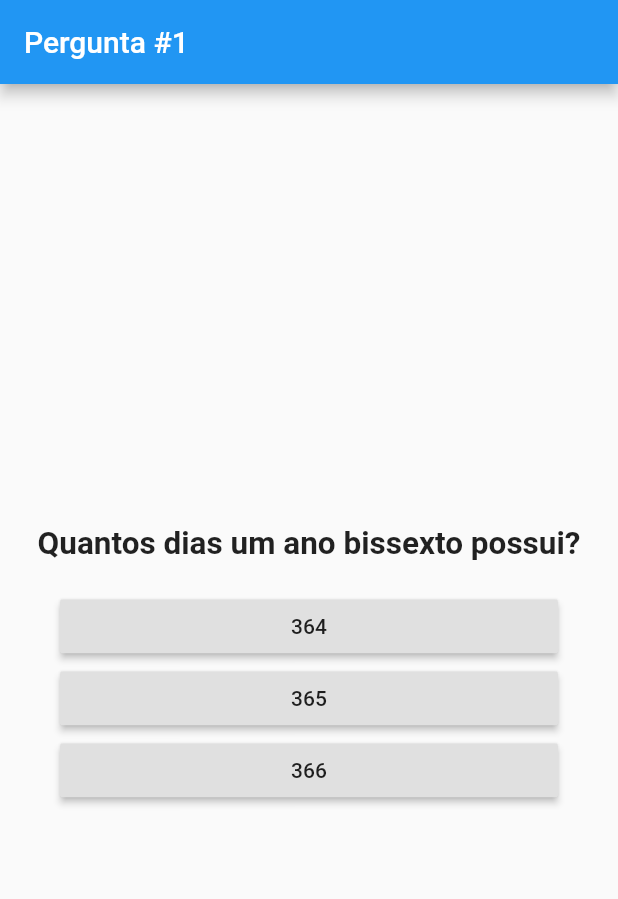
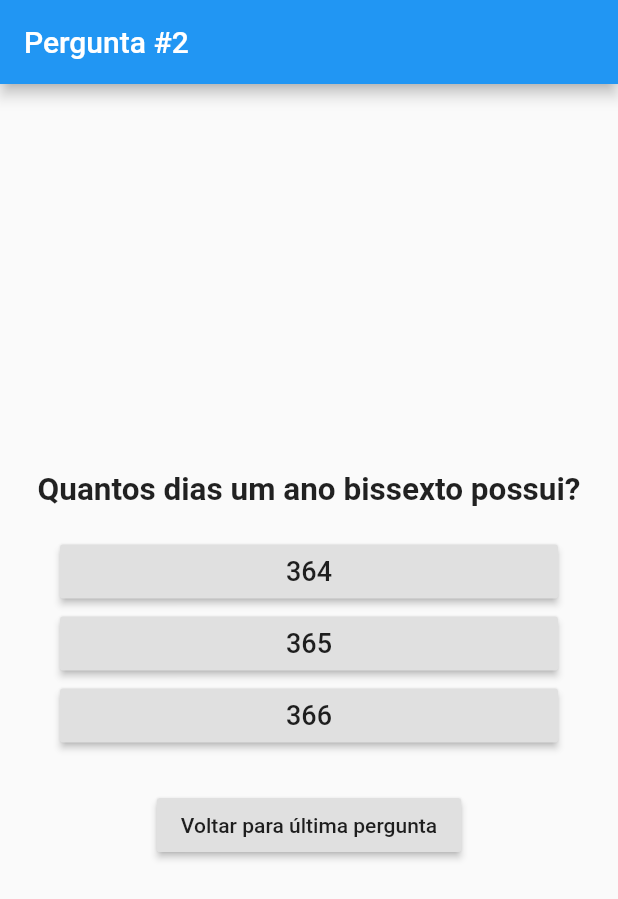
Before and after one commit to Joe02/Flutter-basics, a Flutter app: the screen it shows after launch, after a tap on "Abril", on a phone screen of 412 x 824 dp. Shown: the top 899 px of the screen. Run offline on Flutter 3.47's test engine with Material 2 defaults, Android fonts, the phone set to English and light mode, and no system bars.

Commit message:
Created back button in case the user wants to redo a question.

```diff
--- a/lib/main.dart
+++ b/lib/main.dart
@@ -32,6 +32,8 @@ class MyAppState extends State<MyApp> {
 
   var questionNumber = 1;
 
+  var _isBackButtonVisible = false;
+
   @override
   Widget build(BuildContext context) {
 
@@ -41,15 +43,19 @@ class MyAppState extends State<MyApp> {
           title: Text("Pergunta #$questionNumber"),
         ),
         body: Column(
+          mainAxisSize: MainAxisSize.max,
+          crossAxisAlignment: CrossAxisAlignment.center,
           mainAxisAlignment: MainAxisAlignment.center,
           children: <Widget>[
             Center(
                 child: Padding(
                   padding: const EdgeInsets.all(8.0),
                   child: Text(shownQuestion.question, style: TextStyle(
-                      fontSize: 21, fontWeight: FontWeight.bold)),
+                      fontSize: 21, fontWeight: FontWeight.bold), textAlign: TextAlign.center),
                 )),
             Flexible(
+              child: Container(
+                margin: EdgeInsets.only(bottom: 25),
                 child: ListView(
                     shrinkWrap: true,
                     padding: const EdgeInsets.only(left: 40, right: 40, top: 10),
@@ -57,14 +63,18 @@ class MyAppState extends State<MyApp> {
                         shownQuestion.answers.length,
                             (index) =>
                             RaisedButton(
-                            child: Text(shownQuestion.answers[index]),
+                              child: Text(shownQuestion.answers[index], style: TextStyle(fontSize: 18),),
                               onPressed: () {
                                 setState(() {
                                   answers.add(shownQuestion.answers[index]);
                                   if (shownQuestion == firstQuestion) {
+                                    _isBackButtonVisible = true;
                                     shownQuestion = secondQuesion;
+                                    questionNumber = 2;
                                   } else if (shownQuestion == secondQuesion){
+                                    _isBackButtonVisible = true;
                                     shownQuestion = thirdQuestion;
+                                    questionNumber = 3;
                                   } else {
                                     //Add finished quiz screen.
                                   }
@@ -73,6 +83,28 @@ class MyAppState extends State<MyApp> {
                             )
                     )
                 ),
+              ),
+            ),
+            Visibility(
+              visible: _isBackButtonVisible,
+              child: RaisedButton(
+                child: Text("Voltar para última pergunta"),
+                onPressed: () {
+                  setState(() {
+                    if (shownQuestion == secondQuesion) {
+                      answers.removeLast();
+                      _isBackButtonVisible = false;
+                      shownQuestion = firstQuestion;
+                      questionNumber = 1;
+                    } else {
+                      answers.removeLast();
+                      _isBackButtonVisible = true;
+                      shownQuestion = secondQuesion;
+                      questionNumber = 2;
+                    }
+                  });
+                },
+              ),
             )
           ],
         ),
```
Lines whose indentation alone changed are shown as unchanged.
